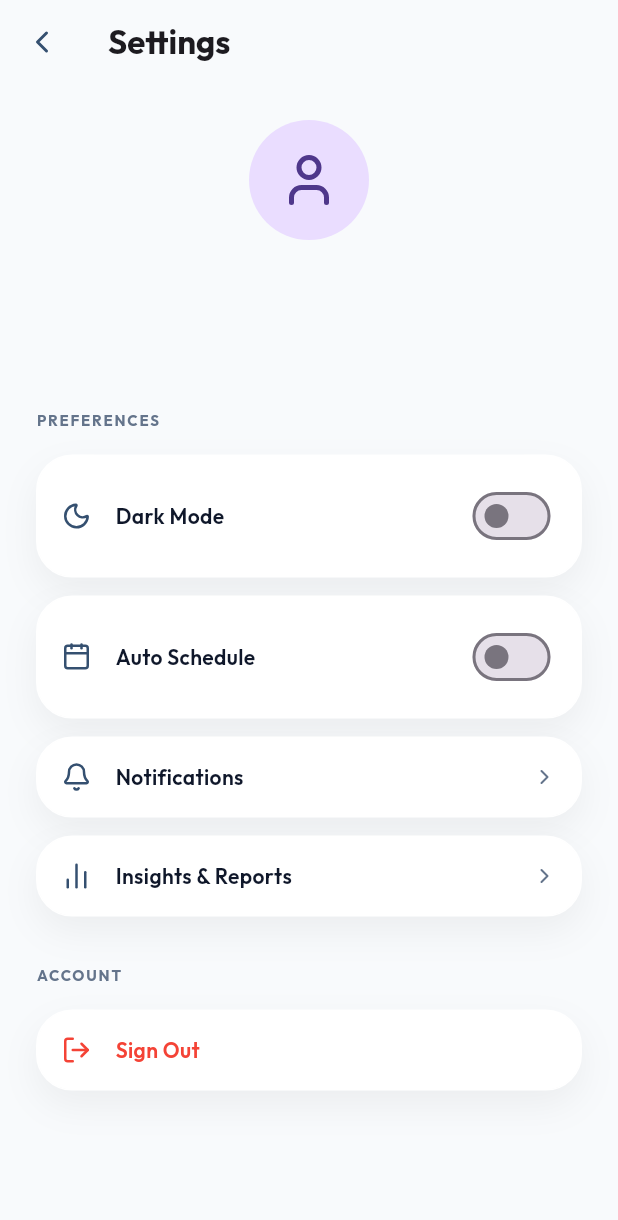
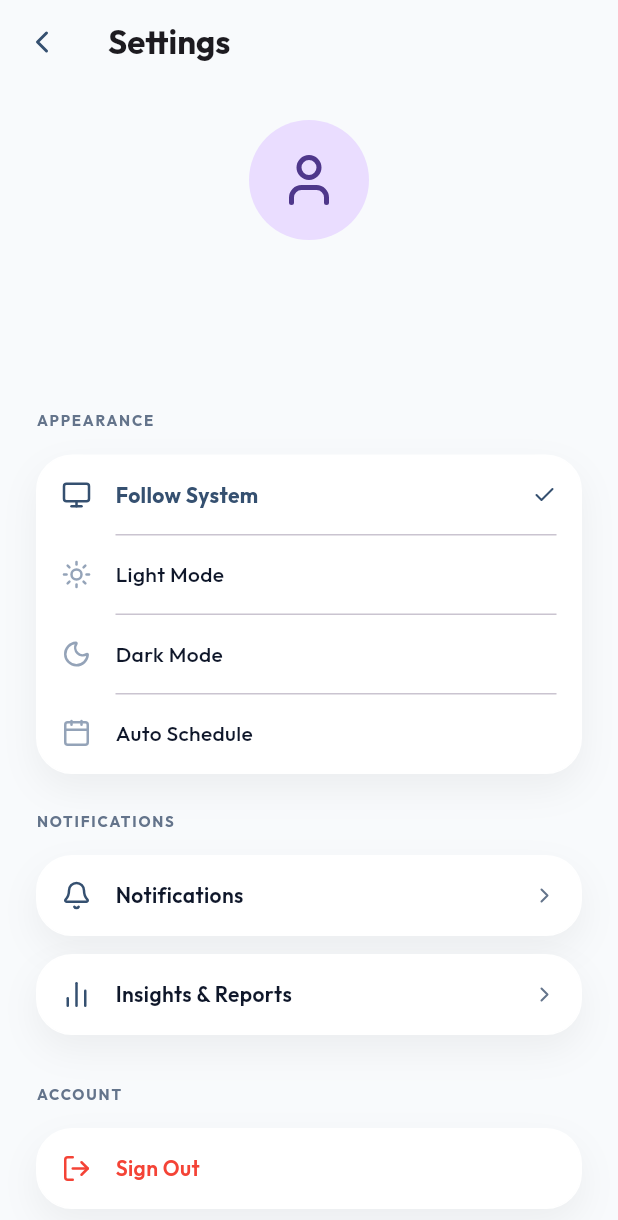
Before and after one commit to iver23/flowlife-mobile, a Flutter app: the screen it shows once a user with an empty profile is signed in, after a tap on an icon or button, on a phone screen of 412 x 824 dp. Shown: the top 1220 px of the screen. Run offline on Flutter 3.47's test engine with Material 3 defaults, Android fonts, the phone set to English and light mode, and no system bars; our stand-ins replace cloud_firestore, confetti, firebase_auth, firebase_core, fl_chart, flutter_local_notifications and 6 more; accounts and stored records are empty.

Commit message:
refactor: improve theme selection options in settings and update navigation bar notch design.

```diff
--- a/lib/core/theme_notifier.dart
+++ b/lib/core/theme_notifier.dart
@@ -1,18 +1,21 @@
+import 'dart:async';
 import 'package:flutter/material.dart';
 import 'package:flutter_riverpod/flutter_riverpod.dart';
 import 'package:shared_preferences/shared_preferences.dart';
 
+enum ThemeSelection { light, dark, system, scheduled }
+
 class ThemeState {
-  final ThemeMode mode;
-  final bool isScheduled;
+  final ThemeSelection selection;
+  final ThemeMode mode; // Actual mode applied to the app
   final int startHour;
   final int startMinute;
   final int endHour;
   final int endMinute;
 
   ThemeState({
+    required this.selection,
     required this.mode,
-    this.isScheduled = false,
     this.startHour = 22,
     this.startMinute = 0,
     this.endHour = 7,
@@ -20,16 +23,16 @@ class ThemeState {
   });
 
   ThemeState copyWith({
+    ThemeSelection? selection,
     ThemeMode? mode,
-    bool? isScheduled,
     int? startHour,
     int? startMinute,
     int? endHour,
     int? endMinute,
   }) {
     return ThemeState(
+      selection: selection ?? this.selection,
       mode: mode ?? this.mode,
-      isScheduled: isScheduled ?? this.isScheduled,
       startHour: startHour ?? this.startHour,
       startMinute: startMinute ?? this.startMinute,
       endHour: endHour ?? this.endHour,
@@ -39,100 +42,136 @@ class ThemeState {
 }
 
 class ThemeNotifier extends StateNotifier<ThemeState> {
-  static const _keyMode = 'theme_mode';
-  static const _keyScheduled = 'theme_scheduled';
+  static const _keySelection = 'theme_selection_str';
   static const _keyStartHour = 'theme_start_hour';
   static const _keyStartMinute = 'theme_start_minute';
   static const _keyEndHour = 'theme_end_hour';
   static const _keyEndMinute = 'theme_end_minute';
 
   final SharedPreferences _prefs;
+  Timer? _scheduleTimer;
 
-  ThemeNotifier(this._prefs) : super(ThemeState(mode: ThemeMode.system)) {
+  ThemeNotifier(this._prefs)
+      : super(ThemeState(selection: ThemeSelection.system, mode: ThemeMode.system)) {
     _loadTheme();
+    _startTimer();
+  }
+
+  void _startTimer() {
+    _scheduleTimer?.cancel();
+    _scheduleTimer = Timer.periodic(const Duration(minutes: 1), (timer) {
+      checkSchedule();
+    });
+  }
+
+  @override
+  void dispose() {
+    _scheduleTimer?.cancel();
+    super.dispose();
   }
 
   void _loadTheme() {
-    final savedMode = _prefs.getString(_keyMode);
-    final isScheduled = _prefs.getBool(_keyScheduled) ?? false;
+    final selectionStr = _prefs.getString(_keySelection);
     final startHour = _prefs.getInt(_keyStartHour) ?? 22;
     final startMinute = _prefs.getInt(_keyStartMinute) ?? 0;
     final endHour = _prefs.getInt(_keyEndHour) ?? 7;
     final endMinute = _prefs.getInt(_keyEndMinute) ?? 0;
 
-    ThemeMode mode = ThemeMode.system;
-    if (savedMode != null) {
-      mode = ThemeMode.values.firstWhere(
-        (e) => e.toString() == savedMode,
-        orElse: () => ThemeMode.system,
+    ThemeSelection selection = ThemeSelection.system;
+    if (selectionStr != null) {
+      selection = ThemeSelection.values.firstWhere(
+        (e) => e.name == selectionStr,
+        orElse: () => ThemeSelection.system,
       );
     }
 
+    ThemeMode mode = _calculateMode(selection, startHour, startMinute, endHour, endMinute);
+
     state = ThemeState(
+      selection: selection,
       mode: mode,
-      isScheduled: isScheduled,
       startHour: startHour,
       startMinute: startMinute,
       endHour: endHour,
       endMinute: endMinute,
     );
-
-    if (isScheduled) {
-      _checkSchedule();
-    }
   }
 
-  void _checkSchedule() {
-    if (!state.isScheduled) return;
-
+  ThemeMode _calculateMode(ThemeSelection selection, int sh, int sm, int eh, int em) {
+    switch (selection) {
+      case ThemeSelection.light:
+        return ThemeMode.light;
+      case ThemeSelection.dark:
+        return ThemeMode.dark;
+      case ThemeSelection.system:
+        return ThemeMode.system;
+      case ThemeSelection.scheduled:
         final now = DateTime.now();
         final currentTime = now.hour * 60 + now.minute;
-    final startTime = state.startHour * 60 + state.startMinute;
-    final endTime = state.endHour * 60 + state.endMinute;
+        final startTime = sh * 60 + sm;
+        final endTime = eh * 60 + em;
 
         bool shouldBeDark;
         if (startTime < endTime) {
           shouldBeDark = currentTime >= startTime && currentTime < endTime;
         } else {
-      // Over midnight
           shouldBeDark = currentTime >= startTime || currentTime < endTime;
         }
-
-    final targetMode = shouldBeDark ? ThemeMode.dark : ThemeMode.light;
-    if (state.mode != targetMode) {
-      state = state.copyWith(mode: targetMode);
+        return shouldBeDark ? ThemeMode.dark : ThemeMode.light;
     }
   }
 
-  Future<void> setThemeMode(ThemeMode mode) async {
-    state = state.copyWith(mode: mode, isScheduled: false);
-    await _prefs.setString(_keyMode, mode.toString());
-    await _prefs.setBool(_keyScheduled, false);
+  Future<void> setThemeSelection(ThemeSelection selection) async {
+    final newMode =
+        _calculateMode(selection, state.startHour, state.startMinute, state.endHour, state.endMinute);
+    state = state.copyWith(selection: selection, mode: newMode);
+    await _prefs.setString(_keySelection, selection.name);
   }
 
-  Future<void> setScheduled(bool enabled, {int? startH, int? startM, int? endH, int? endM}) async {
+  Future<void> setScheduleTimes({int? startH, int? startM, int? endH, int? endM}) async {
+    final sh = startH ?? state.startHour;
+    final sm = startM ?? state.startMinute;
+    final eh = endH ?? state.endHour;
+    final em = endM ?? state.endMinute;
+
+    ThemeMode newMode = state.mode;
+    if (state.selection == ThemeSelection.scheduled) {
+      newMode = _calculateMode(ThemeSelection.scheduled, sh, sm, eh, em);
+    }
+
     state = state.copyWith(
-      isScheduled: enabled,
-      startHour: startH,
-      startMinute: startM,
-      endHour: endH,
-      endMinute: endM,
+      mode: newMode,
+      startHour: sh,
+      startMinute: sm,
+      endHour: eh,
+      endMinute: em,
     );
-    await _prefs.setBool(_keyScheduled, enabled);
+
     if (startH != null) await _prefs.setInt(_keyStartHour, startH);
     if (startM != null) await _prefs.setInt(_keyStartMinute, startM);
     if (endH != null) await _prefs.setInt(_keyEndHour, endH);
     if (endM != null) await _prefs.setInt(_keyEndMinute, endM);
+  }
 
-    if (enabled) {
-      _checkSchedule();
+  void checkSchedule() {
+    if (state.selection == ThemeSelection.scheduled) {
+      final newMode = _calculateMode(
+          state.selection, state.startHour, state.startMinute, state.endHour, state.endMinute);
+      if (state.mode != newMode) {
+        state = state.copyWith(mode: newMode);
+      }
     }
   }
 
   bool get isDarkMode => state.mode == ThemeMode.dark;
 
+  // Compatibility methods
   Future<void> toggleTheme(bool isDark) async {
-    await setThemeMode(isDark ? ThemeMode.dark : ThemeMode.light);
+    await setThemeSelection(isDark ? ThemeSelection.dark : ThemeSelection.light);
+  }
+
+  Future<void> setScheduled(bool enabled) async {
+    await setThemeSelection(enabled ? ThemeSelection.scheduled : ThemeSelection.system);
   }
 }
 
--- a/lib/presentation/screens/settings_screen.dart
+++ b/lib/presentation/screens/settings_screen.dart
@@ -52,31 +52,43 @@ class SettingsScreen extends ConsumerWidget {
           ],
 
           const Text(
-            'PREFERENCES',
+            'APPEARANCE',
             style: TextStyle(fontSize: 10, fontWeight: FontWeight.bold, color: FlowColors.slate500, letterSpacing: 1.2),
           ),
           const SizedBox(height: 16),
-          _buildSettingsTile(
-            icon: LucideIcons.moon,
-            title: 'Dark Mode',
-            trailing: Switch(
-              value: ref.watch(themeNotifierProvider).mode == ThemeMode.dark,
-              onChanged: (v) => ref.read(themeNotifierProvider.notifier).toggleTheme(v),
-              activeColor: FlowColors.primary,
+          FlowCard(
+            padding: 0,
+            child: Column(
+              children: [
+                _buildThemeOption(
+                  ref,
+                  ThemeSelection.system,
+                  'Follow System',
+                  LucideIcons.monitor,
                 ),
+                const Divider(height: 1, indent: 52, endIndent: 16),
+                _buildThemeOption(
+                  ref,
+                  ThemeSelection.light,
+                  'Light Mode',
+                  LucideIcons.sun,
                 ),
-          const SizedBox(height: 12),
-          _buildSettingsTile(
-            icon: LucideIcons.calendar,
-            title: 'Auto Schedule',
-            trailing: Switch(
-              value: ref.watch(themeNotifierProvider).isScheduled,
-              onChanged: (v) => ref.read(themeNotifierProvider.notifier).setScheduled(v),
-              activeColor: FlowColors.primary,
+                const Divider(height: 1, indent: 52, endIndent: 16),
+                _buildThemeOption(
+                  ref,
+                  ThemeSelection.dark,
+                  'Dark Mode',
+                  LucideIcons.moon,
                 ),
+                const Divider(height: 1, indent: 52, endIndent: 16),
+                _buildThemeOption(
+                  ref,
+                  ThemeSelection.scheduled,
+                  'Auto Schedule',
+                  LucideIcons.calendar,
                 ),
-          if (ref.watch(themeNotifierProvider).isScheduled) ...[
-            const SizedBox(height: 12),
+                if (ref.watch(themeNotifierProvider).selection == ThemeSelection.scheduled) ...[
+                  const Divider(height: 1, indent: 52, endIndent: 16),
                   _buildTimeRow(
                     context,
                     ref,
@@ -85,9 +97,10 @@ class SettingsScreen extends ConsumerWidget {
                       hour: ref.watch(themeNotifierProvider).startHour,
                       minute: ref.watch(themeNotifierProvider).startMinute,
                     ),
-              (t) => ref.read(themeNotifierProvider.notifier).setScheduled(true, startH: t.hour, startM: t.minute),
+                    (t) => ref.read(themeNotifierProvider.notifier).setScheduleTimes(startH: t.hour, startM: t.minute),
+                    useCard: false,
                   ),
-            const SizedBox(height: 12),
+                  const Divider(height: 1, indent: 52, endIndent: 16),
                   _buildTimeRow(
                     context,
                     ref,
@@ -96,10 +109,19 @@ class SettingsScreen extends ConsumerWidget {
                       hour: ref.watch(themeNotifierProvider).endHour,
                       minute: ref.watch(themeNotifierProvider).endMinute,
                     ),
-              (t) => ref.read(themeNotifierProvider.notifier).setScheduled(true, endH: t.hour, endM: t.minute),
+                    (t) => ref.read(themeNotifierProvider.notifier).setScheduleTimes(endH: t.hour, endM: t.minute),
+                    useCard: false,
                   ),
                 ],
-          const SizedBox(height: 12),
+              ],
+            ),
+          ),
+          const SizedBox(height: 24),
+          const Text(
+            'NOTIFICATIONS',
+            style: TextStyle(fontSize: 10, fontWeight: FontWeight.bold, color: FlowColors.slate500, letterSpacing: 1.2),
+          ),
+          const SizedBox(height: 16),
           _buildSettingsTile(
             icon: LucideIcons.bell,
             title: 'Notifications',
@@ -133,13 +155,38 @@ class SettingsScreen extends ConsumerWidget {
     );
   }
 
-  Widget _buildTimeRow(BuildContext context, WidgetRef ref, String label, TimeOfDay time, Function(TimeOfDay) onChange) {
-    return FlowCard(
-      padding: 16,
-      onTap: () async {
-        final t = await showTimePicker(context: context, initialTime: time);
-        if (t != null) onChange(t);
-      },
+  Widget _buildThemeOption(WidgetRef ref, ThemeSelection selection, String label, IconData icon) {
+    final currentSelection = ref.watch(themeNotifierProvider).selection;
+    final isActive = currentSelection == selection;
+
+    return InkWell(
+      onTap: () => ref.read(themeNotifierProvider.notifier).setThemeSelection(selection),
+      child: Padding(
+        padding: const EdgeInsets.all(16),
+        child: Row(
+          children: [
+            Icon(icon, size: 20, color: isActive ? FlowColors.primary : FlowColors.slate400),
+            const SizedBox(width: 16),
+            Expanded(
+              child: Text(
+                label,
+                style: TextStyle(
+                  fontWeight: isActive ? FontWeight.bold : FontWeight.w500,
+                  color: isActive ? FlowColors.primary : null,
+                ),
+              ),
+            ),
+            if (isActive)
+              const Icon(LucideIcons.check, size: 16, color: FlowColors.primary),
+          ],
+        ),
+      ),
+    );
+  }
+
+  Widget _buildTimeRow(BuildContext context, WidgetRef ref, String label, TimeOfDay time, Function(TimeOfDay) onChange, {bool useCard = true}) {
+    Widget content = Padding(
+      padding: const EdgeInsets.all(16),
       child: Row(
         mainAxisAlignment: MainAxisAlignment.spaceBetween,
         children: [
@@ -151,6 +198,25 @@ class SettingsScreen extends ConsumerWidget {
         ],
       ),
     );
+
+    if (!useCard) {
+      return InkWell(
+        onTap: () async {
+          final t = await showTimePicker(context: context, initialTime: time);
+          if (t != null) onChange(t);
+        },
+        child: content,
+      );
+    }
+
+    return FlowCard(
+      padding: 0,
+      onTap: () async {
+        final t = await showTimePicker(context: context, initialTime: time);
+        if (t != null) onChange(t);
+      },
+      child: content,
+    );
   }
 
   Widget _buildSettingsTile({
@@ -159,10 +225,10 @@ class SettingsScreen extends ConsumerWidget {
     Widget? trailing,
     Color? titleColor,
     VoidCallback? onTap,
+    bool useCard = true,
   }) {
-    return FlowCard(
-      padding: 16,
-      onTap: onTap,
+    Widget content = Padding(
+      padding: const EdgeInsets.all(16),
       child: Row(
         children: [
           Icon(icon, size: 20, color: titleColor ?? FlowColors.primary),
@@ -180,5 +246,18 @@ class SettingsScreen extends ConsumerWidget {
         ],
       ),
     );
+
+    if (!useCard) {
+      return InkWell(
+        onTap: onTap,
+        child: content,
+      );
+    }
+
+    return FlowCard(
+      padding: 0,
+      onTap: onTap,
+      child: content,
+    );
   }
 }
--- a/lib/presentation/widgets/custom_nav_bar.dart
+++ b/lib/presentation/widgets/custom_nav_bar.dart
@@ -122,32 +122,29 @@ class NotchedPainter extends CustomPainter {
       ..style = PaintingStyle.fill;
 
     Path path = Path();
-    double notchRadius = 38;
+    double notchWidth = 100;
+    double notchHeight = 32;
     double centerX = size.width / 2;
 
     path.moveTo(0, 0);
-    path.lineTo(centerX - notchRadius * 1.6, 0);
+    path.lineTo(centerX - notchWidth / 2 - 20, 0);
 
-    // Smooth entrance to notch
-    path.quadraticBezierTo(
-      centerX - notchRadius,
+    // Smooth organic curve
+    path.cubicTo(
+      centerX - notchWidth / 2,
       0,
-      centerX - notchRadius,
-      notchRadius * 0.4
+      centerX - notchWidth / 4,
+      notchHeight,
+      centerX,
+      notchHeight
     );
 
-    // Circular notch
-    path.arcToPoint(
-      Offset(centerX + notchRadius, notchRadius * 0.4),
-      radius: Radius.circular(notchRadius),
-      clockwise: false,
-    );
-
-    // Smooth exit from notch
-    path.quadraticBezierTo(
-      centerX + notchRadius,
+    path.cubicTo(
+      centerX + notchWidth / 4,
+      notchHeight,
+      centerX + notchWidth / 2,
       0,
-      centerX + notchRadius * 1.6,
+      centerX + notchWidth / 2 + 20,
       0
     );
 
```
Lines whose indentation alone changed are shown as unchanged.
